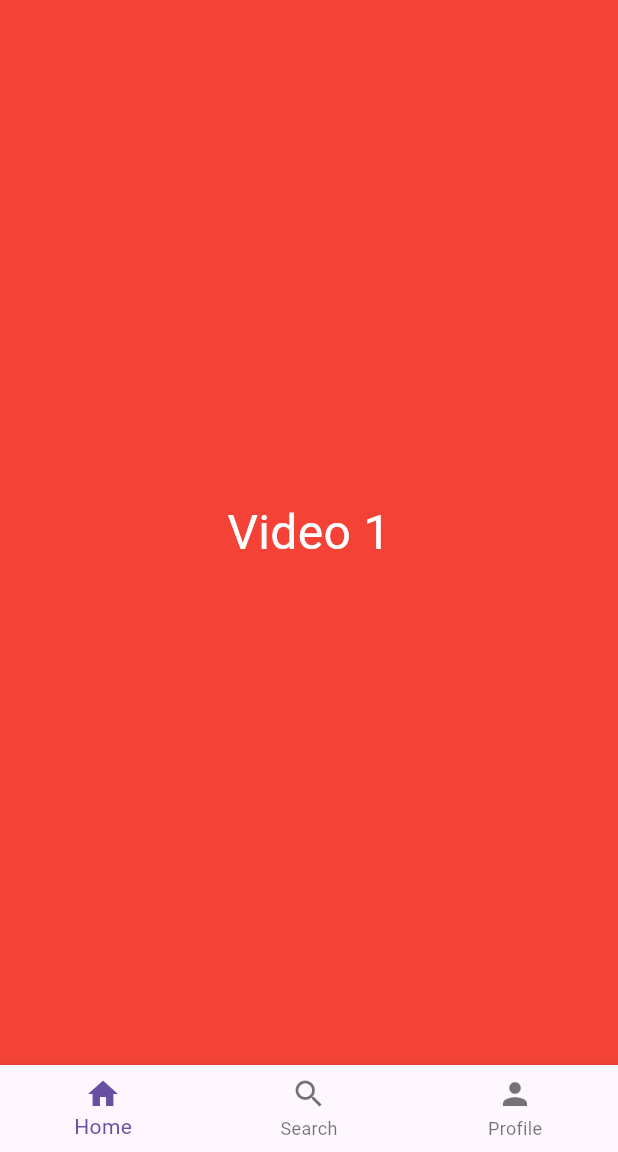
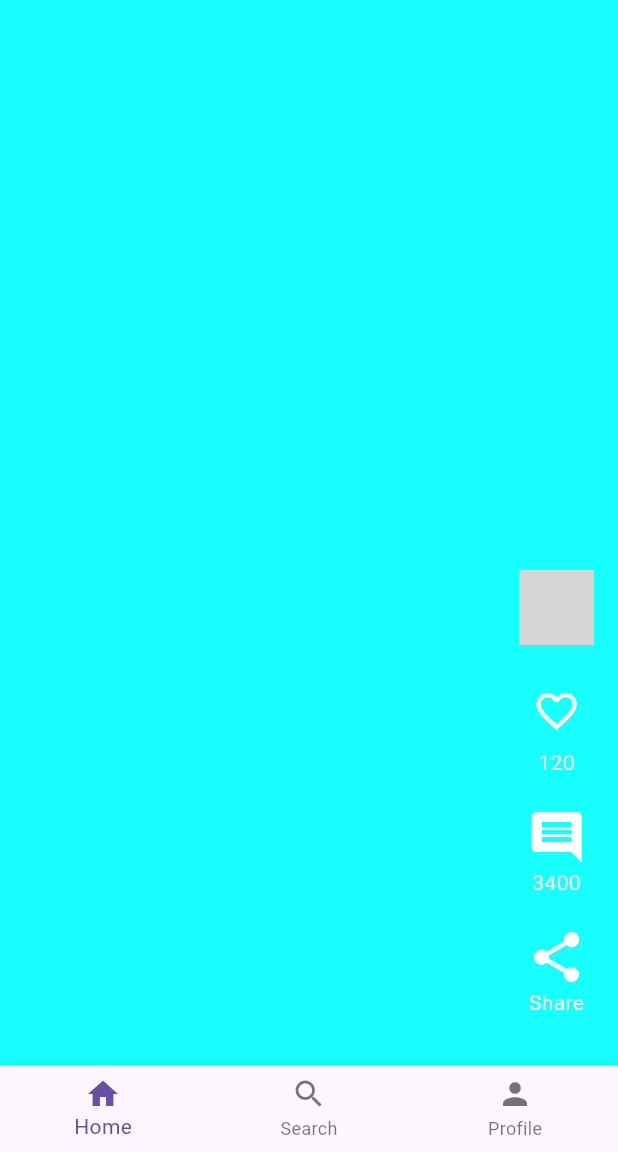
Before and after one commit to DangTrieeu/Tiktok_Clone, a Flutter app: the screen it shows after launch, on a phone screen of 412 x 824 dp, the part 84-1236 px from its top. Run offline on Flutter 3.47's test engine with Material 3 defaults, Android fonts, the phone set to English and light mode, and no system bars; network calls fail; grey boxes are pictures that could not be loaded.

Commit message:
feat(post): like post

```diff
--- a/lib/screens/home_screen.dart
+++ b/lib/screens/home_screen.dart
@@ -1,4 +1,5 @@
 import 'package:flutter/material.dart';
+import 'package:tiktok_clone/widgets/like_button.dart';
 
 class HomeScreen extends StatefulWidget {
   @override
@@ -9,7 +10,7 @@ class _HomeScreenState extends State<HomeScreen> {
   final PageController _pageController = PageController();
 
   final List<Color> colors = [
-    Colors.red,
+    Colors.cyanAccent,
     Colors.green,
     Colors.blue,
     Colors.orange,
@@ -19,21 +20,62 @@ class _HomeScreenState extends State<HomeScreen> {
   @override
   Widget build(BuildContext context) {
     return PageView.builder(
+      controller: _pageController,
       scrollDirection: Axis.vertical,
       itemBuilder: (context, index) {
-        final colors = [Colors.red, Colors.green, Colors.blue];
         final color = colors[index % colors.length];
-        return Container(
-          color: color,
-          child: Center(
-            child: Text(
-              "Video ${index + 1}",
-              style: TextStyle(fontSize: 32, color: Colors.white),
+        return Stack(
+          children: [
+
+            Container(color: color),
+
+            Positioned(
+              right: 16,
+              bottom: 32,
+              child: Column(
+                mainAxisSize: MainAxisSize.min,
+                children: [
+
+                  CircleAvatar(
+                    radius: 25,
+                    backgroundImage: NetworkImage(
+                      'https://i.pravatar.cc/150?img=${index + 1}',
+                    ),
+                  ),
+                  SizedBox(height: 20),
+
+                  // Column(
+                  //   children: [
+                  //     Icon(Icons.favorite, size: 40, color: Colors.white),
+                  //     Text("120k", style: TextStyle(color: Colors.white)),
+                  //   ],
+                  // ),
+                  // SizedBox(height: 20),
+
+                  LikeButton(initialCount: 120, isLiked: false),
+                  SizedBox(height: 20),
+
+
+                  Column(
+                    children: [
+                      Icon(Icons.comment, size: 40, color: Colors.white),
+                      Text("3400", style: TextStyle(color: Colors.white)),
+                    ],
+                  ),
+                  SizedBox(height: 20),
+
+                  Column(
+                    children: [
+                      Icon(Icons.share, size: 40, color: Colors.white),
+                      Text("Share", style: TextStyle(color: Colors.white)),
+                    ],
+                  ),
+                ],
+              ),
             ),
-          ),
+          ],
         );
       },
     );
-
   }
 }
--- /dev/null
+++ b/lib/widgets/like_button.dart
@@ -0,0 +1,64 @@
+import 'package:flutter/material.dart';
+
+class LikeButton extends StatefulWidget {
+  final int initialCount;
+  final bool isLiked;                // <-- thêm đây
+  final ValueChanged<bool>? onChanged;
+
+  const LikeButton({
+    Key? key,
+    this.initialCount = 0,
+    this.isLiked = false,            // <-- tham số mặc định
+    this.onChanged,
+  }) : super(key: key);
+
+  @override
+  State<LikeButton> createState() => _LikeButtonState();
+}
+
+class _LikeButtonState extends State<LikeButton> {
+  late bool _isLiked;
+  late int _likeCount;
+
+  @override
+  void initState() {
+    super.initState();
+    _isLiked = widget.isLiked;            // khởi tạo từ widget.isLiked
+    _likeCount = widget.initialCount;
+  }
+
+  void _toggleLike() {
+    setState(() {
+      if (_isLiked) {
+        _isLiked = false;
+        _likeCount--;
+      } else {
+        _isLiked = true;
+        _likeCount++;
+      }
+    });
+
+    if (widget.onChanged != null) widget.onChanged!(_isLiked);
+  }
+
+  @override
+  Widget build(BuildContext context) {
+    return Column(
+      mainAxisSize: MainAxisSize.min,
+      children: [
+        IconButton(
+          onPressed: _toggleLike,
+          icon: Icon(
+            _isLiked ? Icons.favorite : Icons.favorite_border,
+            color: _isLiked ? Colors.red : Colors.white,
+            size: 32,
+          ),
+        ),
+        Text(
+          '$_likeCount',
+          style: const TextStyle(color: Colors.white, fontSize: 14),
+        ),
+      ],
+    );
+  }
+}
```
